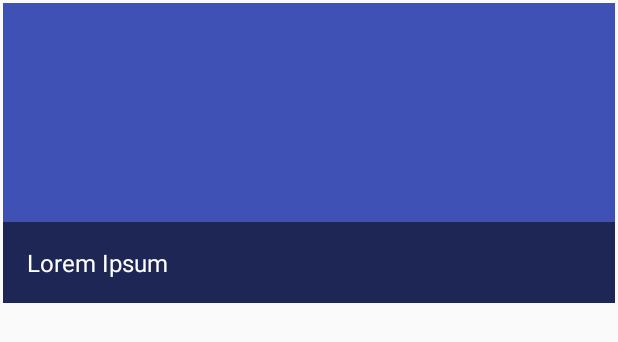
After one commit to Steppschuh/StockBrowser, an Android app: the layout tile_list_item.xml on its own in the app's theme, with its tools: preview values and no code run, on a phone screen of 412 x 824 dp. The commit adds this screen. Shown: the top 342 px of the screen. Run offline under Robolectric (Android 15) with nearby library versions, the phone set to English and light mode, and no system bars.

Commit message:
Displaying collections as tiles in a staggered grid

```diff
--- /dev/null
+++ b/StockBrowser/app/src/main/res/layout/tile_list_item.xml
@@ -0,0 +1,46 @@
+<LinearLayout
+    xmlns:android="http://schemas.android.com/apk/res/android"
+    android:layout_width="match_parent"
+    android:layout_height="wrap_content"
+    android:paddingTop="2dp"
+    android:paddingBottom="2dp"
+    android:paddingLeft="2dp"
+    android:paddingRight="2dp">
+
+    <RelativeLayout
+        android:gravity="bottom"
+        android:layout_width="match_parent"
+        android:layout_height="wrap_content">
+
+        <ImageView
+            android:id="@+id/card_cover_image"
+            android:src="@color/colorPrimary"
+            android:scaleType="centerCrop"
+            android:layout_width="match_parent"
+            android:layout_height="200dp" />
+
+        <LinearLayout
+            android:id="@+id/card_content"
+            android:orientation="vertical"
+            android:padding="16dp"
+            android:background="@color/colorOverlayDark"
+            android:layout_alignBottom="@id/card_cover_image"
+            android:layout_width="match_parent"
+            android:layout_height="wrap_content">
+
+            <TextView
+                android:id="@+id/card_heading"
+                android:text="@string/sample_heading"
+                style="@style/Base.TextAppearance.AppCompat.Headline"
+                android:textSize="16sp"
+                android:textColor="@android:color/white"
+                android:ellipsize="end"
+                android:singleLine="true"
+                android:layout_width="match_parent"
+                android:layout_height="wrap_content" />
+
+        </LinearLayout>
+
+    </RelativeLayout>
+
+</LinearLayout>
--- a/StockBrowser/app/src/main/res/values/colors.xml
+++ b/StockBrowser/app/src/main/res/values/colors.xml
@@ -4,4 +4,5 @@
     <color name="colorPrimaryDark">#303F9F</color>
     <color name="colorAccent">#FF4081</color>
     <color name="colorDivider">#22000000</color>
+    <color name="colorOverlayDark">#88000000</color>
 </resources>
```
Also changed, not shown: StockBrowser/app/src/main/java/net/steppschuh/stockbrowser/MainActivity.java (+12 -17 lines), StockBrowser/app/src/main/java/net/steppschuh/stockbrowser/shutterstock/LoggingInterceptor.java (deleted, +0 -27 lines), StockBrowser/app/src/main/java/net/steppschuh/stockbrowser/shutterstock/ShutterStockApi.java (+5 -5 lines), StockBrowser/app/src/main/java/net/steppschuh/stockbrowser/ui/CollectionAdapter.java (+11 -8 lines), StockBrowser/app/src/main/java/net/steppschuh/stockbrowser/ui/DynamicLayoutManager.java (added, +12 -0 lines), StockBrowser/app/src/main/res/layout/content_main.xml (+10 -4 lines), StockBrowser/app/src/main/res/layout/content_main_old.xml (deleted, +0 -17 lines), StockBrowser/app/src/main/res/layout/card_list_item.xml (renamed from StockBrowser/app/src/main/res/layout/list_item.xml).
